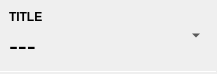
The window that heartbeat/panes/percentagepane.ui (theCheeseboard/theHeartbeat) describes before a commit, drawn with Qt 5.
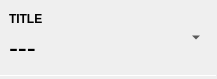
The same window after the commit.

Diff of the .ui file:
```diff
--- a/heartbeat/panes/percentagepane.ui
+++ b/heartbeat/panes/percentagepane.ui
@@ -7,7 +7,7 @@
     <x>0</x>
     <y>0</y>
     <width>217</width>
-    <height>74</height>
+    <height>79</height>
    </rect>
   </property>
   <property name="windowTitle">
@@ -62,6 +62,11 @@
         </widget>
        </item>
        <item>
+        <layout class="QHBoxLayout" name="horizontalLayout_2">
+         <property name="spacing">
+          <number>0</number>
+         </property>
+         <item>
         <widget class="QLabel" name="valueLabel">
          <property name="font">
           <font>
@@ -72,6 +77,21 @@
           <string notr="true">---</string>
          </property>
         </widget>
+         </item>
+         <item>
+          <spacer name="horizontalSpacer">
+           <property name="orientation">
+            <enum>Qt::Horizontal</enum>
+           </property>
+           <property name="sizeHint" stdset="0">
+            <size>
+             <width>40</width>
+             <height>20</height>
+            </size>
+           </property>
+          </spacer>
+         </item>
+        </layout>
        </item>
       </layout>
      </item>
```
Lines whose indentation alone changed are shown as unchanged.
